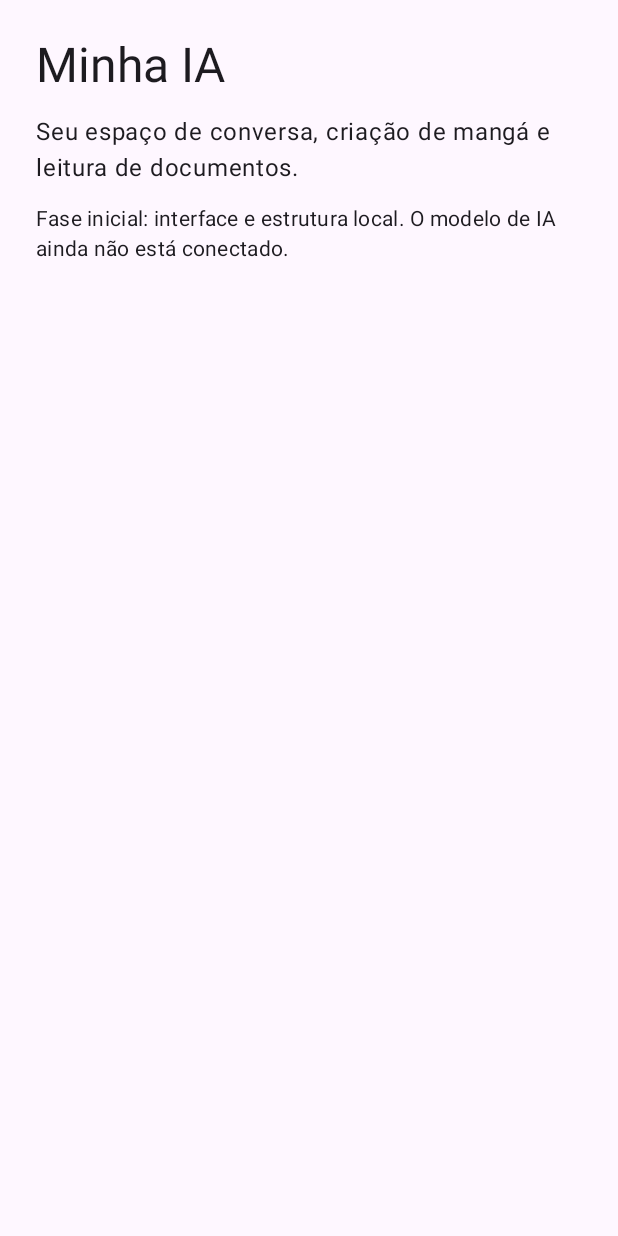
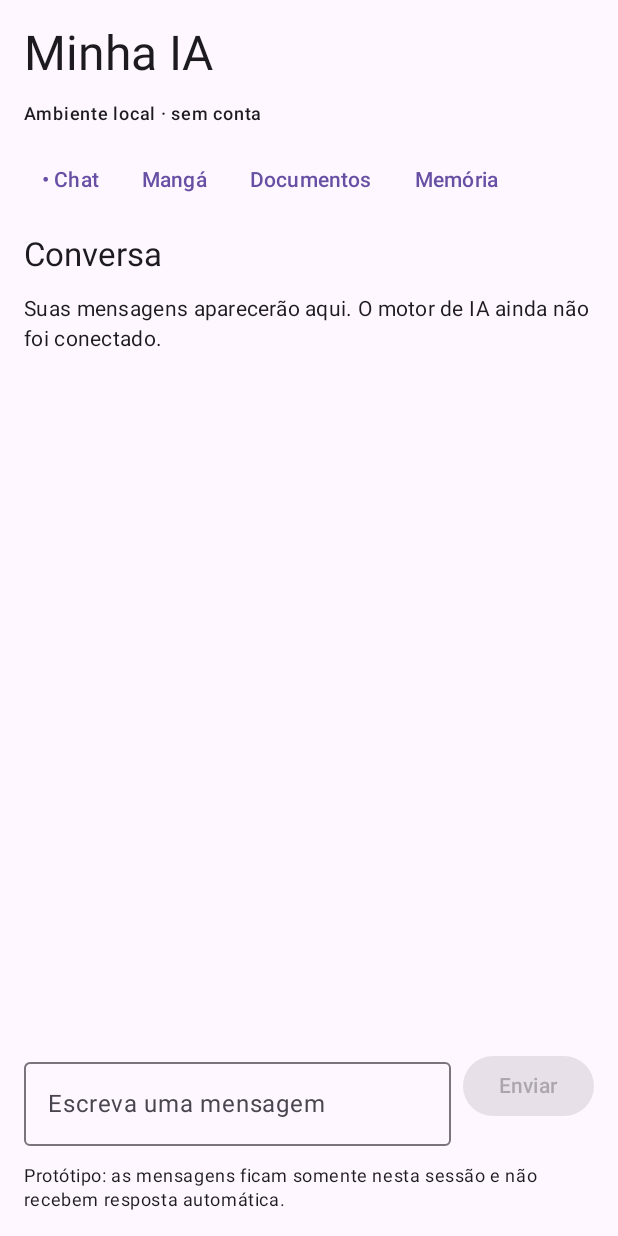
Before and after one commit to Astabr2003BR/minha-ia-, an Android app built with Jetpack Compose: the screen it shows after launch (MainActivity), on a phone screen of 412 x 824 dp. Run offline under Robolectric (Android 15) with nearby library versions, the phone set to English and light mode, and no system bars.

Commit message:
android: implement interactive local chat shell

```diff
--- a/app/src/main/java/br/com/minhaia/MainActivity.kt
+++ b/app/src/main/java/br/com/minhaia/MainActivity.kt
@@ -3,14 +3,30 @@ package br.com.minhaia
 import android.os.Bundle
 import androidx.activity.ComponentActivity
 import androidx.activity.compose.setContent
+import androidx.compose.foundation.horizontalScroll
 import androidx.compose.foundation.layout.Arrangement
 import androidx.compose.foundation.layout.Column
+import androidx.compose.foundation.layout.Row
 import androidx.compose.foundation.layout.fillMaxSize
+import androidx.compose.foundation.layout.fillMaxWidth
+import androidx.compose.foundation.layout.imePadding
 import androidx.compose.foundation.layout.padding
+import androidx.compose.foundation.layout.weight
+import androidx.compose.foundation.lazy.LazyColumn
+import androidx.compose.foundation.lazy.items
+import androidx.compose.foundation.rememberScrollState
+import androidx.compose.material3.Button
 import androidx.compose.material3.MaterialTheme
+import androidx.compose.material3.OutlinedTextField
 import androidx.compose.material3.Surface
 import androidx.compose.material3.Text
+import androidx.compose.material3.TextButton
 import androidx.compose.runtime.Composable
+import androidx.compose.runtime.getValue
+import androidx.compose.runtime.mutableStateListOf
+import androidx.compose.runtime.mutableStateOf
+import androidx.compose.runtime.remember
+import androidx.compose.runtime.setValue
 import androidx.compose.ui.Modifier
 import androidx.compose.ui.unit.dp
 
@@ -29,20 +45,107 @@ class MainActivity : ComponentActivity() {
 
 @Composable
 private fun HomeScreen() {
+    val features = listOf("Chat", "Mangá", "Documentos", "Memória")
+    var activeFeature by remember { mutableStateOf("Chat") }
+    var draft by remember { mutableStateOf("") }
+    val messages = remember { mutableStateListOf<String>() }
+
     Column(
         modifier = Modifier
             .fillMaxSize()
-            .padding(24.dp),
+            .imePadding()
+            .padding(16.dp),
         verticalArrangement = Arrangement.spacedBy(12.dp)
     ) {
         Text("Minha IA", style = MaterialTheme.typography.headlineLarge)
         Text(
-            "Seu espaço de conversa, criação de mangá e leitura de documentos.",
-            style = MaterialTheme.typography.bodyLarge
+            "Ambiente local · sem conta",
+            style = MaterialTheme.typography.labelMedium
         )
-        Text(
-            "Fase inicial: interface e estrutura local. O modelo de IA ainda não está conectado.",
-            style = MaterialTheme.typography.bodyMedium
-        )
+
+        Row(
+            modifier = Modifier.horizontalScroll(rememberScrollState()),
+            horizontalArrangement = Arrangement.spacedBy(4.dp)
+        ) {
+            features.forEach { feature ->
+                TextButton(onClick = { activeFeature = feature }) {
+                    Text(if (activeFeature == feature) "• $feature" else feature)
+                }
+            }
+        }
+
+        if (activeFeature == "Chat") {
+            Text(
+                "Conversa",
+                style = MaterialTheme.typography.titleLarge
+            )
+            LazyColumn(
+                modifier = Modifier
+                    .fillMaxWidth()
+                    .weight(1f),
+                verticalArrangement = Arrangement.spacedBy(8.dp)
+            ) {
+                if (messages.isEmpty()) {
+                    item {
+                        Text(
+                            "Suas mensagens aparecerão aqui. O motor de IA ainda não foi conectado.",
+                            style = MaterialTheme.typography.bodyMedium
+                        )
+                    }
+                }
+                items(messages) { message ->
+                    Surface(
+                        color = MaterialTheme.colorScheme.surfaceVariant,
+                        shape = MaterialTheme.shapes.medium
+                    ) {
+                        Text(
+                            text = message,
+                            modifier = Modifier.padding(12.dp)
+                        )
+                    }
+                }
+            }
+            Row(
+                modifier = Modifier.fillMaxWidth(),
+                horizontalArrangement = Arrangement.spacedBy(8.dp)
+            ) {
+                OutlinedTextField(
+                    value = draft,
+                    onValueChange = { draft = it },
+                    modifier = Modifier.weight(1f),
+                    label = { Text("Escreva uma mensagem") },
+                    maxLines = 4
+                )
+                Button(
+                    onClick = {
+                        val cleanMessage = draft.trim()
+                        if (cleanMessage.isNotEmpty()) {
+                            messages.add(cleanMessage)
+                            draft = ""
+                        }
+                    },
+                    enabled = draft.isNotBlank()
+                ) {
+                    Text("Enviar")
+                }
+            }
+            Text(
+                "Protótipo: as mensagens ficam somente nesta sessão e não recebem resposta automática.",
+                style = MaterialTheme.typography.bodySmall
+            )
+        } else {
+            Column(
+                modifier = Modifier
+                    .fillMaxWidth()
+                    .weight(1f),
+                verticalArrangement = Arrangement.Center
+            ) {
+                Text(activeFeature, style = MaterialTheme.typography.headlineMedium)
+                Text(
+                    "Este módulo será implementado em uma etapa própria. Nenhum dado é enviado ou salvo ainda.",
+                    style = MaterialTheme.typography.bodyMedium
+                )
+            }
+        }
     }
 }
```
